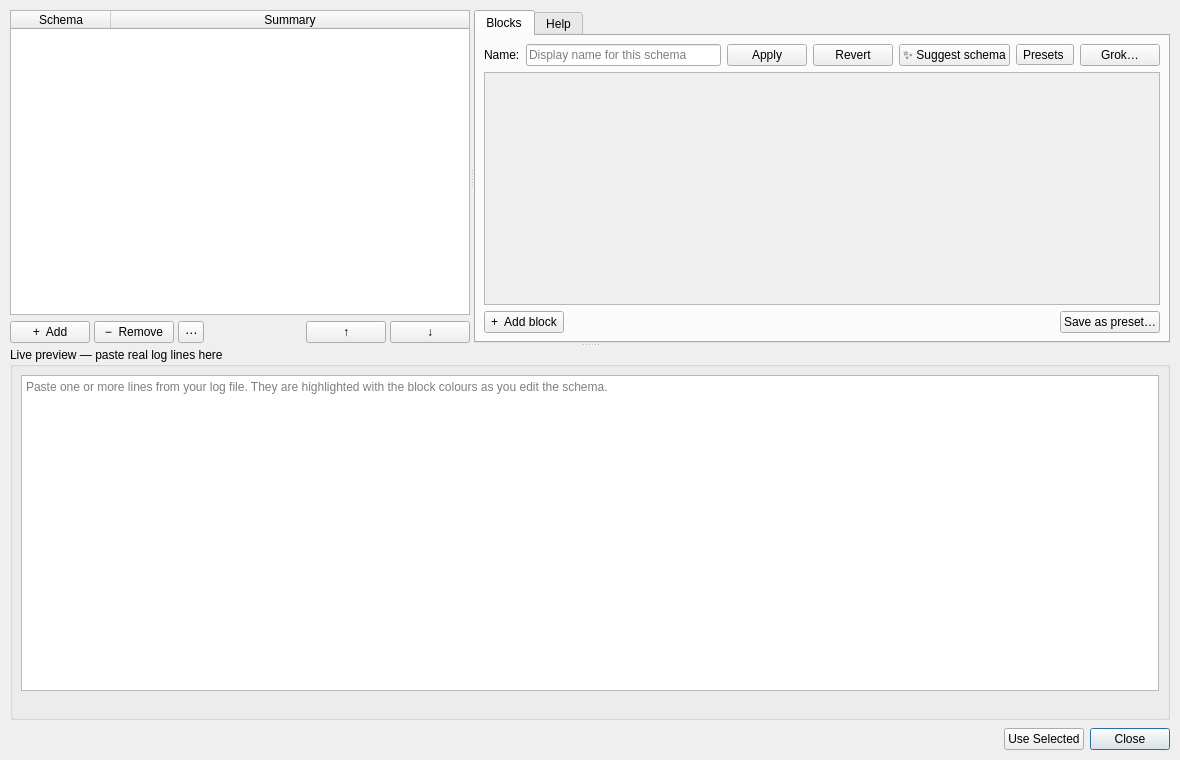
Above: src/conversionpatterndialog.ui from scaremongr/dendrolog before the change. Below: the same form after it.
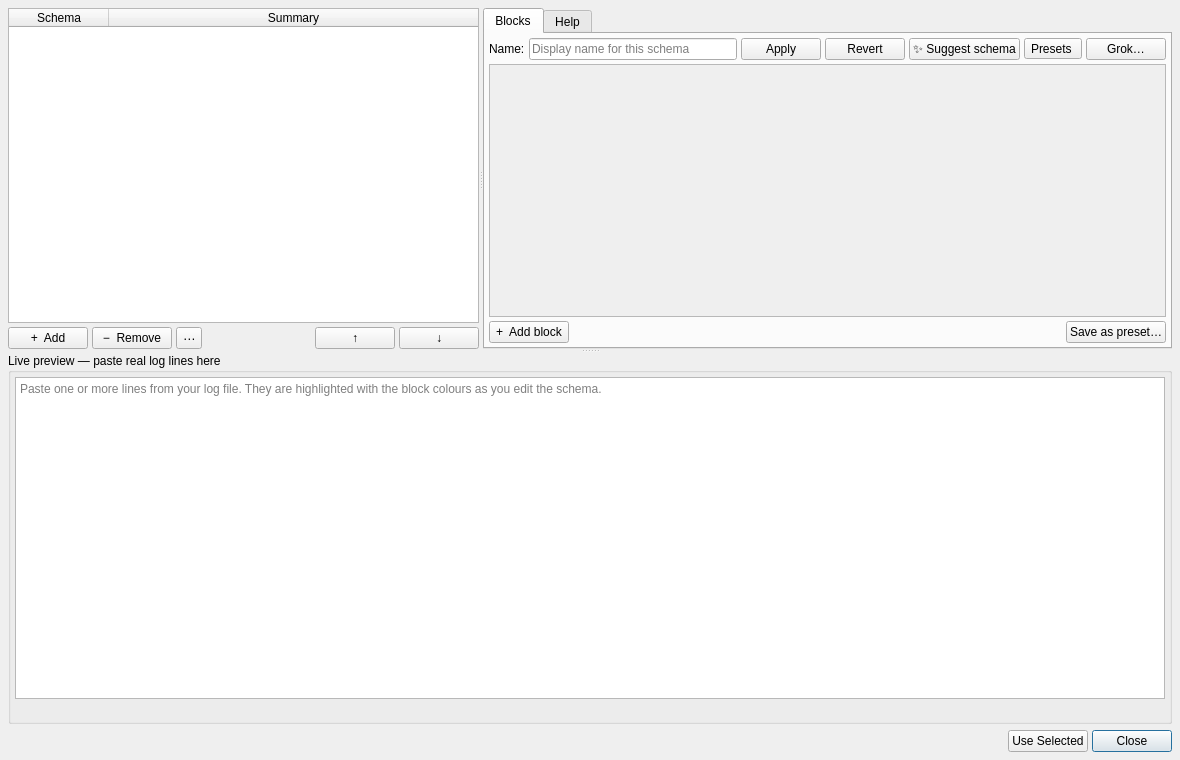
That is the form after the change.

Diff of the .ui file:
```diff
--- a/src/conversionpatterndialog.ui
+++ b/src/conversionpatterndialog.ui
@@ -21,10 +21,10 @@
   </property>
   <layout class="QVBoxLayout" name="mainLayout">
    <property name="spacing">
-    <number>8</number>
+    <number>6</number>
    </property>
    <property name="margin">
-    <number>10</number>
+    <number>8</number>
    </property>
    <item>
     <widget class="QSplitter" name="vSplitter">
@@ -44,7 +44,7 @@
       <widget class="QWidget" name="leftWidget">
        <layout class="QVBoxLayout" name="leftLayout">
         <property name="spacing">
-         <number>6</number>
+         <number>4</number>
         </property>
         <property name="margin">
          <number>0</number>
@@ -157,15 +157,15 @@
         </attribute>
         <layout class="QVBoxLayout" name="editorLayout">
          <property name="spacing">
-          <number>6</number>
+          <number>4</number>
          </property>
          <property name="margin">
-          <number>8</number>
+          <number>4</number>
          </property>
          <item>
           <layout class="QHBoxLayout" name="nameRow">
            <property name="spacing">
-            <number>6</number>
+            <number>4</number>
            </property>
            <item>
             <widget class="QLabel" name="nameLabel">
@@ -310,7 +310,7 @@
         <number>4</number>
        </property>
        <property name="margin">
-        <number>8</number>
+        <number>4</number>
        </property>
        <item>
         <widget class="QPlainTextEdit" name="sampleEdit">
@@ -339,7 +339,7 @@
    <item>
     <layout class="QHBoxLayout" name="buttonRow">
      <property name="spacing">
-      <number>6</number>
+      <number>4</number>
      </property>
      <item>
       <widget class="QLabel" name="validationLabel">
```
